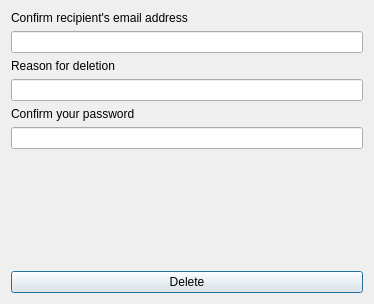
iamOgunyinka/TragelPC, file forms/removeuserconfirmationdialog.ui: the form before one commit.
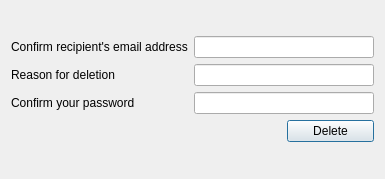
The form after the commit.

What changed in the file:
```diff
--- a/forms/removeuserconfirmationdialog.ui
+++ b/forms/removeuserconfirmationdialog.ui
@@ -6,19 +6,17 @@
    <rect>
     <x>0</x>
     <y>0</y>
-    <width>374</width>
-    <height>304</height>
+    <width>385</width>
+    <height>179</height>
    </rect>
   </property>
   <property name="windowTitle">
    <string>Dialog</string>
   </property>
-  <layout class="QVBoxLayout" name="verticalLayout_3">
-   <item>
-    <layout class="QVBoxLayout" name="verticalLayout_2">
-     <item>
       <layout class="QVBoxLayout" name="verticalLayout">
        <item>
+    <layout class="QGridLayout" name="gridLayout">
+     <item row="0" column="0">
         <widget class="QLabel" name="label">
          <property name="text">
           <string>Confirm recipient's email address</string>
@@ -28,10 +26,7 @@
          </property>
         </widget>
        </item>
-       <item>
-        <widget class="QLineEdit" name="recipient_email_line"/>
-       </item>
-       <item>
+     <item row="1" column="0">
         <widget class="QLabel" name="label_3">
          <property name="text">
           <string>Reason for deletion</string>
@@ -41,10 +36,7 @@
          </property>
         </widget>
        </item>
-       <item>
-        <widget class="QLineEdit" name="deletion_reason_line"/>
-       </item>
-       <item>
+     <item row="2" column="0">
         <widget class="QLabel" name="label_2">
          <property name="text">
           <string>Confirm your password</string>
@@ -54,34 +46,25 @@
          </property>
         </widget>
        </item>
-       <item>
+     <item row="3" column="2">
+      <widget class="QPushButton" name="delete_button">
+       <property name="text">
+        <string>Delete</string>
+       </property>
+      </widget>
+     </item>
+     <item row="2" column="1" colspan="2">
         <widget class="QLineEdit" name="confirm_password_line">
          <property name="echoMode">
           <enum>QLineEdit::Password</enum>
          </property>
         </widget>
        </item>
-      </layout>
+     <item row="1" column="1" colspan="2">
+      <widget class="QLineEdit" name="deletion_reason_line"/>
      </item>
-     <item>
-      <spacer name="verticalSpacer">
-       <property name="orientation">
-        <enum>Qt::Vertical</enum>
-       </property>
-       <property name="sizeHint" stdset="0">
-        <size>
-         <width>20</width>
-         <height>78</height>
-        </size>
-       </property>
-      </spacer>
-     </item>
-     <item>
-      <widget class="QPushButton" name="delete_button">
-       <property name="text">
-        <string>Delete</string>
-       </property>
-      </widget>
+     <item row="0" column="1" colspan="2">
+      <widget class="QLineEdit" name="recipient_email_line"/>
      </item>
     </layout>
    </item>
```
Lines whose indentation alone changed are shown as unchanged.
